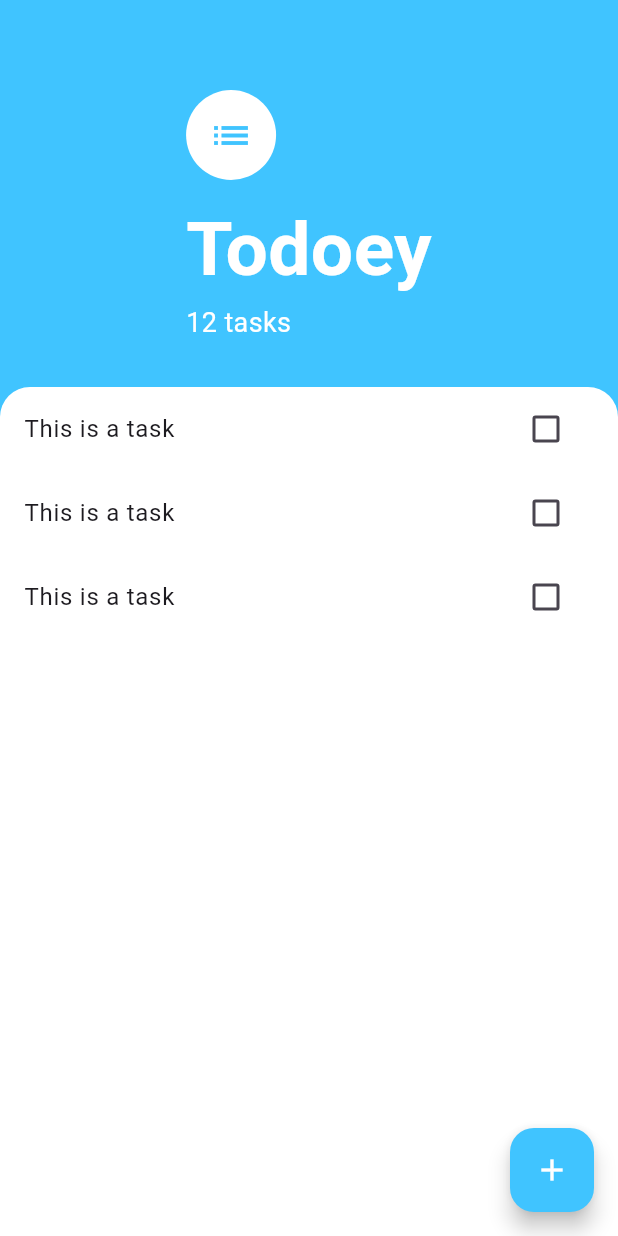
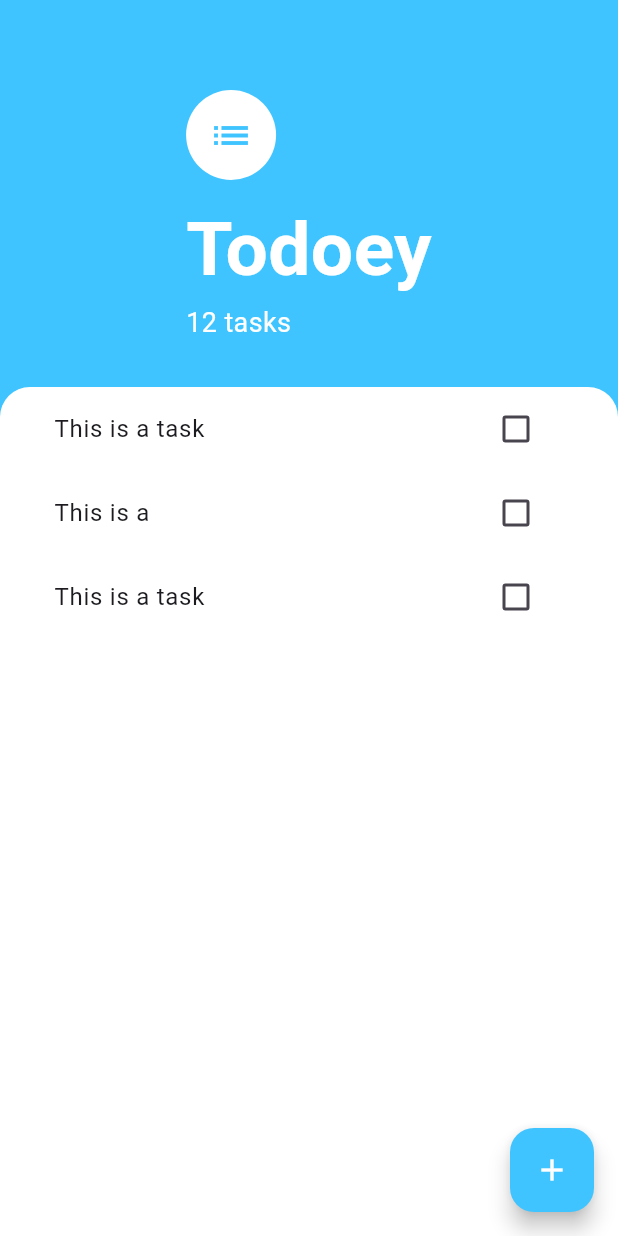
Before and after one commit to hemantwint-hey/TO-DO-LIST, a Flutter app: the screen it shows after launch, on a phone screen of 412 x 824 dp. Run offline on Flutter 3.47's test engine with Material 3 defaults, Android fonts, the phone set to English and light mode, and no system bars.

Commit message:
Initial commit

```diff
--- a/lib/screens/tasks_screen.dart
+++ b/lib/screens/tasks_screen.dart
@@ -51,6 +51,7 @@ class TasksScreen extends StatelessWidget {
           ),
           Expanded(
             child: Container(
+              padding: EdgeInsets.symmetric(horizontal: 20.0,),
               decoration: BoxDecoration(
                 color: Colors.white,
                 borderRadius: BorderRadius.only(topLeft: Radius.circular(20.0),topRight: Radius.circular(20.0)),
@@ -62,7 +63,7 @@ class TasksScreen extends StatelessWidget {
                     trailing: Checkbox(value: false,  onChanged: (bool? value) {}, ),
                   ),
                   ListTile(
-                    title: Text('This is a task'),
+                    title: Text('This is a '),
                     trailing: Checkbox(value: false,  onChanged: (bool? value) {}, ),
                   ),
                   ListTile(
```
